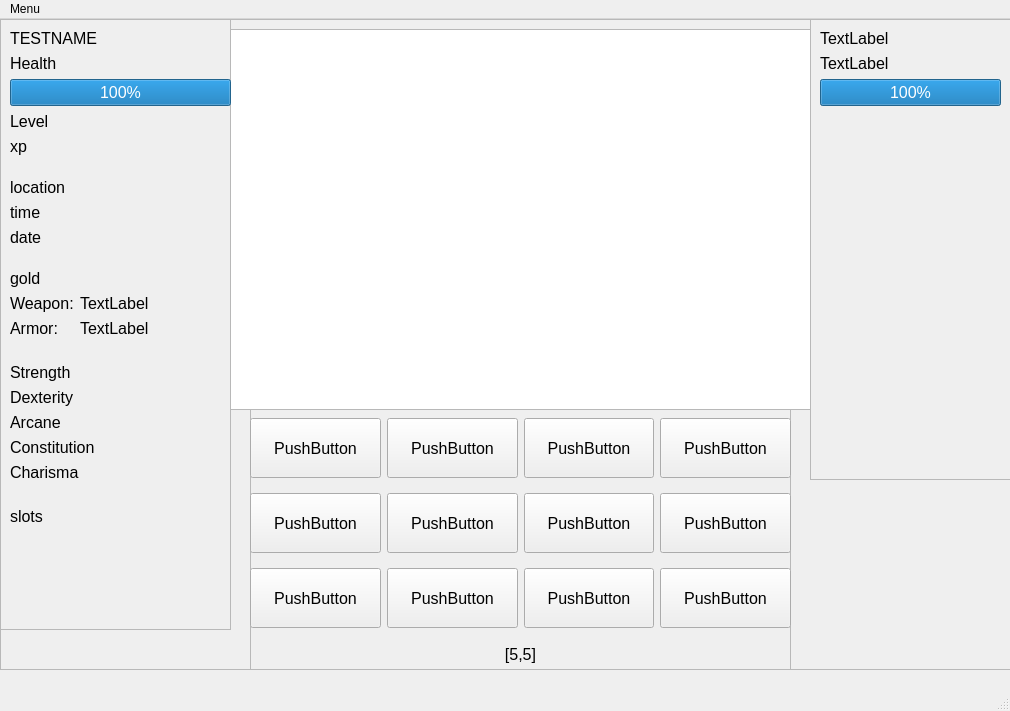
Above: uiFiles/Game.ui from RobertHalbert/2023GameProject before the change. Below: the same form after it.
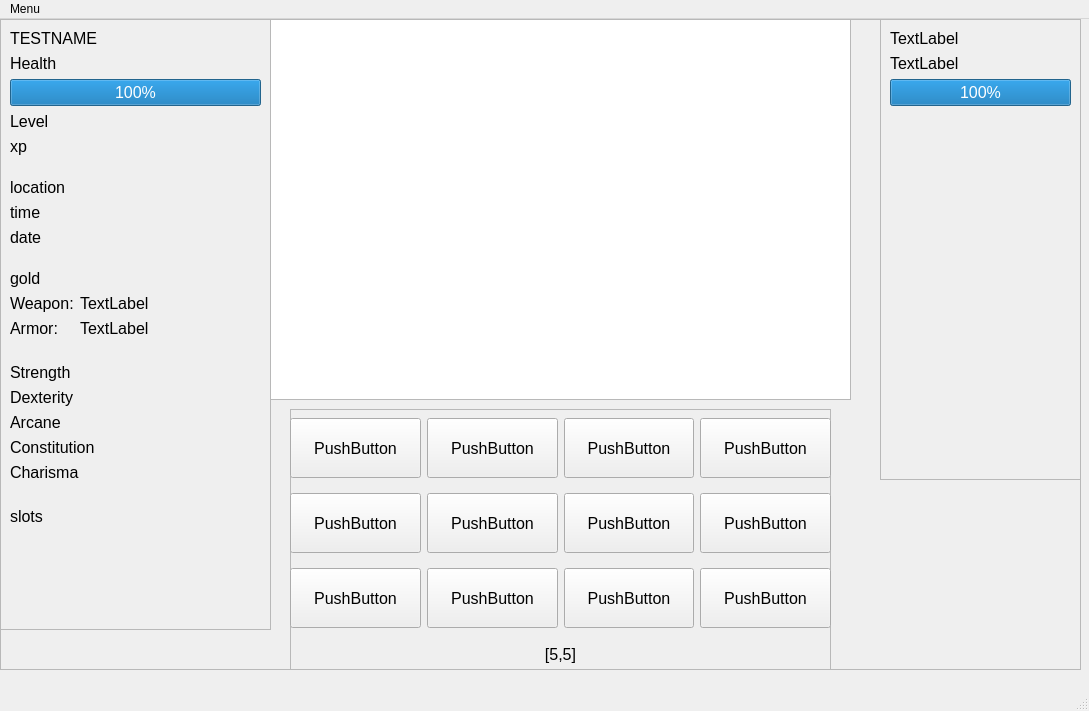
That is the form after the change.

Diff of the .ui file:
```diff
--- a/uiFiles/Game.ui
+++ b/uiFiles/Game.ui
@@ -6,7 +6,7 @@
    <rect>
     <x>0</x>
     <y>0</y>
-    <width>1010</width>
+    <width>1089</width>
     <height>711</height>
    </rect>
   </property>
@@ -19,7 +19,7 @@
      <rect>
       <x>0</x>
       <y>0</y>
-      <width>1011</width>
+      <width>1081</width>
       <height>651</height>
      </rect>
     </property>
@@ -37,8 +37,8 @@
     <widget class="QPlainTextEdit" name="mainTextBox">
      <property name="geometry">
       <rect>
-       <x>230</x>
-       <y>10</y>
+       <x>270</x>
+       <y>0</y>
        <width>581</width>
        <height>381</height>
       </rect>
@@ -52,7 +52,7 @@
       <rect>
        <x>0</x>
        <y>0</y>
-       <width>231</width>
+       <width>271</width>
        <height>611</height>
       </rect>
      </property>
@@ -67,7 +67,7 @@
        <rect>
         <x>10</x>
         <y>10</y>
-        <width>221</width>
+        <width>251</width>
         <height>571</height>
        </rect>
       </property>
@@ -275,7 +275,7 @@
     <widget class="QFrame" name="frameButtons">
      <property name="geometry">
       <rect>
-       <x>250</x>
+       <x>290</x>
        <y>390</y>
        <width>541</width>
        <height>261</height>
@@ -475,7 +475,7 @@
     <widget class="QFrame" name="frameEnemyInfo">
      <property name="geometry">
       <rect>
-       <x>810</x>
+       <x>880</x>
        <y>0</y>
        <width>201</width>
        <height>461</height>
@@ -528,8 +528,8 @@
     <rect>
      <x>0</x>
      <y>0</y>
-     <width>1010</width>
-     <height>21</height>
+     <width>1089</width>
+     <height>26</height>
     </rect>
    </property>
    <widget class="QMenu" name="menuMenu">
```
Left out of the diff: 13 changed lines with no effect on the pictures.
